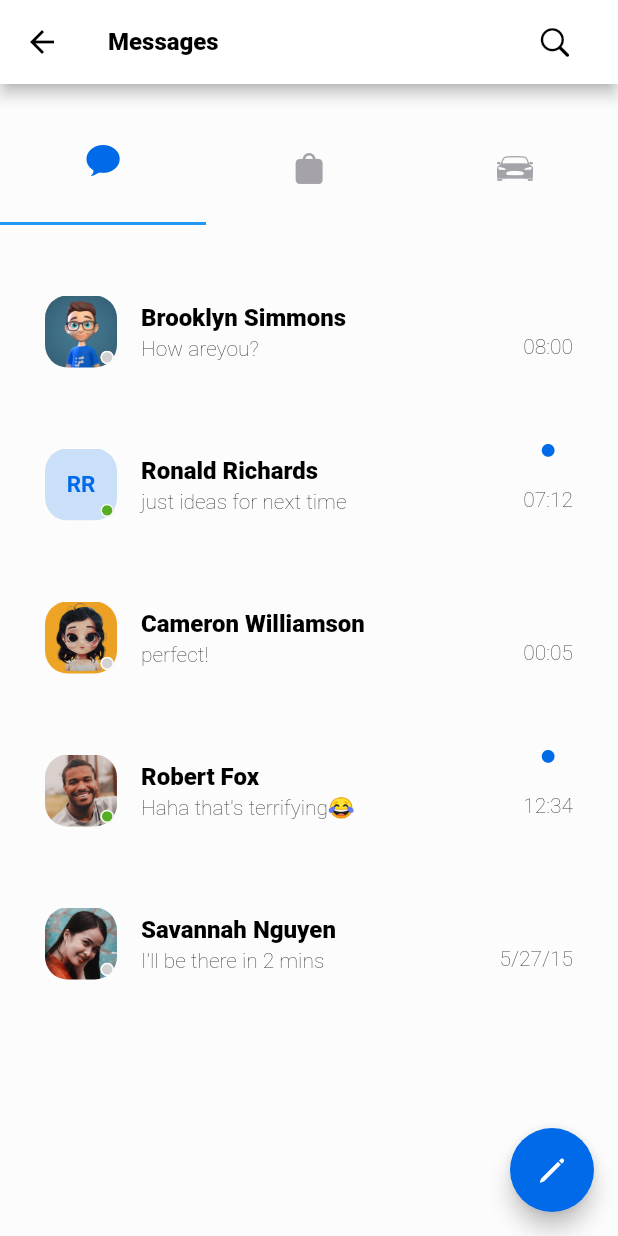
After one commit to pooriasharifi/amertad, a Flutter app: the screen it shows after launch, after a tap on "Continue", on a phone screen of 412 x 824 dp. The commit adds this screen. Run offline on Flutter 3.47's test engine with Material 2 defaults, Android fonts, the phone set to English and light mode, and no system bars; our stand-ins replace get.

Commit message:
messages page

```diff
--- /dev/null
+++ b/lib/data/messages/message_controller.dart
@@ -0,0 +1,45 @@
+import 'package:flutter/cupertino.dart';
+import 'package:flutter/material.dart';
+import 'package:get/get.dart';
+
+class MessageController extends GetxController
+    with GetSingleTickerProviderStateMixin {
+  int currentIndex = 0;
+
+  final List<Tab> myTabs = <Tab>[
+    Tab(
+      icon: Icon(
+        CupertinoIcons.chat_bubble_fill,
+      ),
+      child: Column(
+        children: [
+          // FloatingActionButton(onPressed: null),
+        ],
+      ),
+    ),
+    Tab(
+      icon: Icon(
+        CupertinoIcons.bag_fill,
+      ),
+    ),
+    Tab(
+      icon: Icon(
+        CupertinoIcons.car_detailed,
+      ),
+    ),
+  ];
+
+  late TabController controller;
+
+  @override
+  void onInit() {
+    super.onInit();
+    controller = TabController(vsync: this, length: myTabs.length);
+  }
+
+  @override
+  void onClose() {
+    controller.dispose();
+    super.onClose();
+  }
+}
--- a/lib/data/module/constans.dart
+++ b/lib/data/module/constans.dart
@@ -11,7 +11,6 @@ class ColorSelecet {
   static Color folder = const Color(0xFFFFC855);
   static Color indicator = const Color(0xFFC9E0FF);
   static Color black = const Color.fromARGB(255, 0, 0, 0);
-  static Color green = const Color(0xFF45CF8D);
   static Color pink = const Color(0xFFFF65D4);
 
   static Color primery = const Color(0xFF006AE9);
@@ -19,6 +18,9 @@ class ColorSelecet {
   static Color text = const Color.fromARGB(255, 0, 0, 0);
   static Color white = const Color(0xFFFFFFFF);
   static Color borderSide = const Color(0xFFE8E8EA);
+  static Color unSelectColortab = const Color(0xFFA5A3A9);
+  static Color green = const Color(0xFF57AE24);
+  static Color grey = const Color(0xFFD2D1D4);
 }
 
 MaterialColor generateMaterialColor(Color color) {
--- a/lib/data/router/app_pages.dart
+++ b/lib/data/router/app_pages.dart
@@ -1,7 +1,11 @@
 import 'package:amertad/data/router/app_router.dart';
 import 'package:amertad/presentation/login/login_page.dart';
+import 'package:amertad/presentation/messages/messages_page.dart';
 import 'package:get/route_manager.dart';
 
 abstract class AppPages {
-  static final pages = [GetPage(name: Routes.INITIAL, page: () => LoginPage())];
+  static final pages = [
+    GetPage(name: Routes.INITIAL, page: () => LoginPage()),
+    GetPage(name: Routes.messages, page: () => MessagesPage())
+  ];
 }
--- a/lib/data/router/app_router.dart
+++ b/lib/data/router/app_router.dart
@@ -1,4 +1,5 @@
 abstract class Routes {
   // ignore: constant_identifier_names
   static const INITIAL = '/';
+  static const messages = '/messages';
 }
--- /dev/null
+++ b/lib/domain/messages/messages_model.dart
@@ -0,0 +1,68 @@
+class MessagesModel {
+  String? name;
+  String? lastName;
+  String? description;
+  String? time;
+  String? imgUrl;
+  bool? status;
+
+  MessagesModel(
+      {this.description,
+      this.imgUrl,
+      this.lastName,
+      this.name,
+      this.time,
+      this.status});
+
+  static const List<dynamic> data = [
+    [
+      'Brooklyn',
+      'Simmons',
+      'How areyou?',
+      '08:00',
+      'assets/Brooklyn.jpeg',
+      false
+    ],
+    ['Ronald', 'Richards', 'just ideas for next time', '07:12', null, true],
+    ['Cameron', 'Williamson', 'perfect!', '00:05', 'assets/Cameron.png', false],
+    [
+      'Robert',
+      'Fox',
+      'Haha that\'s terrifying😂',
+      '12:34',
+      'assets/Robert.png',
+      true
+    ],
+    [
+      'Savannah',
+      'Nguyen',
+      'I\'ll be there in 2 mins',
+      '5/27/15',
+      'assets/Savannah.png',
+      false
+    ],
+  ];
+  static List<MessagesModel> get chats => data
+      .map((e) => MessagesModel(
+          name: e[0],
+          lastName: e[1],
+          description: e[2],
+          time: e[3],
+          imgUrl: e[4],
+          status: e[5]))
+      .toList();
+}
+
+
+
+//  static List<CandleData> get candles => _rawData
+//       .map((row) => CandleData(
+//             timestamp: row[0] * 1000,
+//             open: row[1]?.toDouble(),
+//             high: row[2]?.toDouble(),
+//             low: row[3]?.toDouble(),
+//             close: row[4]?.toDouble(),
+//             volume: row[5]?.toDouble(),
+//           ))
+//       .toList();
+// }
--- a/lib/main.dart
+++ b/lib/main.dart
@@ -16,6 +16,10 @@ class MainApplication extends GetView {
     return GetMaterialApp(
       debugShowCheckedModeBanner: false,
       theme: ThemeData(
+          appBarTheme: AppBarTheme(
+              backgroundColor: ColorSelecet.white,
+              foregroundColor: ColorSelecet.black,
+              centerTitle: false),
           scaffoldBackgroundColor: ColorSelecet.bg,
           textTheme: TextTheme(
               headline1: TextStyle(
@@ -38,7 +42,14 @@ class MainApplication extends GetView {
                   fontSize: 16,
                   color: ColorSelecet.white,
                   fontWeight: FontWeight.w900),
-          )),
+              headline3: TextStyle(
+                  fontSize: 15,
+                  color: ColorSelecet.primery,
+                  fontWeight: FontWeight.w700),
+              subtitle1: TextStyle(
+                  fontSize: 14,
+                  color: ColorSelecet.text,
+                  fontWeight: FontWeight.w200))),
       getPages: AppPages.pages,
       initialRoute: Routes.INITIAL,
       builder: (context, child) {
--- a/lib/presentation/login/login_page.dart
+++ b/lib/presentation/login/login_page.dart
@@ -2,6 +2,7 @@ import 'package:amertad/data/login/login_page_controller.dart';
 import 'package:amertad/data/module/button.dart';
 import 'package:amertad/data/module/constans.dart';
 import 'package:amertad/data/module/text_field.dart';
+import 'package:amertad/data/router/app_router.dart';
 import 'package:flutter/cupertino.dart';
 import 'package:flutter/material.dart';
 import 'package:get/get.dart';
@@ -20,14 +21,14 @@ class LoginPage extends GetResponsiveView {
 
   @override
   Widget tablet() {
-    return Scaffold(
+    return const Scaffold(
       backgroundColor: Colors.black,
     );
   }
 
   @override
   Widget desktop() {
-    return Scaffold(
+    return const Scaffold(
       backgroundColor: Colors.black,
     );
   }
@@ -41,7 +42,15 @@ class LoginPage extends GetResponsiveView {
           child: Column(
             mainAxisAlignment: MainAxisAlignment.center,
             crossAxisAlignment: CrossAxisAlignment.start,
-            children: <Widget>[
+            children: loginComponent(controller),
+          ),
+        ),
+      );
+    });
+  }
+
+  List<Widget> loginComponent(LoginController controller) {
+    return <Widget>[
       const Spacer(),
       Text(
         'Sign in',
@@ -93,7 +102,9 @@ class LoginPage extends GetResponsiveView {
       const SizedBox(
         height: 40,
       ),
-              Btn(
+      InkWell(
+        onTap: () => Get.toNamed(Routes.messages),
+        child: Btn(
           hasBorder: false,
           title: 'title',
           child: Row(
@@ -114,6 +125,7 @@ class LoginPage extends GetResponsiveView {
             ],
           ),
         ),
+      ),
       const Spacer(),
       Center(
         child: RichText(
@@ -128,10 +140,6 @@ class LoginPage extends GetResponsiveView {
                       .copyWith(fontWeight: FontWeight.w600))
             ])),
       )
-            ],
-          ),
-        ),
-      );
-    });
+    ];
   }
 }
--- /dev/null
+++ b/lib/presentation/messages/messages_page.dart
@@ -0,0 +1,173 @@
+import 'package:amertad/data/messages/message_controller.dart';
+import 'package:amertad/data/module/constans.dart';
+import 'package:amertad/domain/messages/messages_model.dart';
+import 'package:flutter/cupertino.dart';
+import 'package:flutter/material.dart';
+import 'package:get/get.dart';
+
+class MessagesPage extends GetResponsiveView {
+  MessagesPage({super.key});
+
+  @override
+  Widget phone() {
+    return phoneLayote();
+  }
+
+  @override
+  Widget tablet() {
+    return const Scaffold(
+      backgroundColor: Colors.black,
+    );
+  }
+
+  @override
+  Widget desktop() {
+    return const Scaffold(
+      backgroundColor: Colors.black,
+    );
+  }
+
+  Widget phoneLayote() {
+    final MessageController controller = Get.put(MessageController());
+
+    return Scaffold(
+      // floatingActionButton: Obx(
+      //   () =>controller.controller.index==0? FloatingActionButton(onPressed: null):,
+      // ),
+      appBar: AppBar(
+        title: Text(
+          'Messages',
+          style: Get.textTheme.caption,
+        ),
+        actions: [
+          Padding(
+            padding: EdgeInsets.symmetric(horizontal: 30),
+            child: InkWell(
+                onTap: () => print(controller.controller.index),
+                child: Icon(CupertinoIcons.search)),
+          )
+        ],
+      ),
+      body: Column(
+        children: [
+          TabBar(
+            controller: controller.controller,
+            tabs: controller.myTabs,
+            onTap: (value) => print(value),
+            padding: const EdgeInsets.symmetric(vertical: 20),
+            unselectedLabelColor: ColorSelecet.unSelectColortab,
+            labelColor: ColorSelecet.primery,
+          ),
+          Expanded(
+            child: TabBarView(controller: controller.controller, children: [
+              chat(),
+              const Center(child: Text('order')),
+              const Center(child: Text('car'))
+            ]),
+            // child: TabBarView(
+            //   controller: controller.controller,
+            //   children: controller.myTabs.map((Tab tab) {
+            //     final Widget icon = tab.icon!;
+            //     if (tab.child != null) {
+            //       return Center();
+            //     } else {
+            //       return Center(
+            //         child: icon,
+            //       );
+            //     }
+            //   }).toList(),
+            // ),
+          ),
+        ],
+      ),
+    );
+  }
+
+  Widget chat() {
+    List<MessagesModel> items = MessagesModel.chats;
+    return Scaffold(
+        floatingActionButton: FloatingActionButton(
+          onPressed: null,
+          backgroundColor: ColorSelecet.primery,
+          child: const Icon(CupertinoIcons.pen),
+        ),
+        body: ListView.builder(
+            itemCount: items.length ?? 0,
+            itemBuilder: (BuildContext context, int index) {
+              var data = items[index];
+              return ListTile(
+                contentPadding:
+                    const EdgeInsets.symmetric(vertical: 15, horizontal: 30),
+                title: Text(
+                  '${data.name} ${data.lastName}',
+                  style: Get.textTheme.caption,
+                ),
+                leading: leadingChat(data),
+                subtitle: Text(
+                  data.description.toString(),
+                  style: Get.textTheme.subtitle1,
+                ),
+                trailing: Column(
+                  children: [
+                    Icon(
+                      CupertinoIcons.circle_fill,
+                      color: data.status == true
+                          ? ColorSelecet.primery
+                          : Colors.transparent,
+                      size: 10,
+                    ),
+                    const SizedBox(
+                      height: 20,
+                    ),
+                    Text(
+                      data.time.toString(),
+                      style: Get.textTheme.subtitle1,
+                    )
+                  ],
+                ),
+              );
+            }));
+  }
+
+  Stack leadingChat(MessagesModel data) {
+    return Stack(
+      children: [
+        SizedBox(
+          height: 48,
+          width: 48,
+          child: ClipRRect(
+            borderRadius: BorderRadius.circular(15),
+            child: data.imgUrl == null
+                ? Container(
+                    color: ColorSelecet.primery.withOpacity(.2),
+                    child: Center(
+                      child: Text('${data.name![0]}${data.lastName![0]}',
+                          style: Get.textTheme.headline3),
+                    ),
+                  )
+                : Image.asset(data.imgUrl.toString()),
+          ),
+        ),
+        Positioned(
+            right: -35,
+            left: 0,
+            bottom: 2,
+            child: Icon(
+              CupertinoIcons.circle_fill,
+              color:
+                  data.status == true ? ColorSelecet.green : ColorSelecet.grey,
+              size: 10,
+            )),
+        Positioned(
+            right: -35,
+            left: 0,
+            bottom: 2,
+            child: Icon(
+              CupertinoIcons.circle,
+              color: ColorSelecet.white,
+              size: 10,
+            ))
+      ],
+    );
+  }
+}
--- a/pubspec.yaml
+++ b/pubspec.yaml
@@ -61,8 +61,8 @@ flutter:
   uses-material-design: true
 
   # To add assets to your application, add an assets section, like this:
-  # assets:
-  #   - images/a_dot_burr.jpeg
+  assets:
+    - assets/
   #   - images/a_dot_ham.jpeg
 
   # An image asset can refer to one or more resolution-specific "variants", see
```
Also changed, not shown: assets/Brooklyn.jpeg (added), assets/Cameron.png (added), assets/Robert.png (added), assets/Savannah.png (added). Lines whose indentation alone changed are shown as unchanged.
